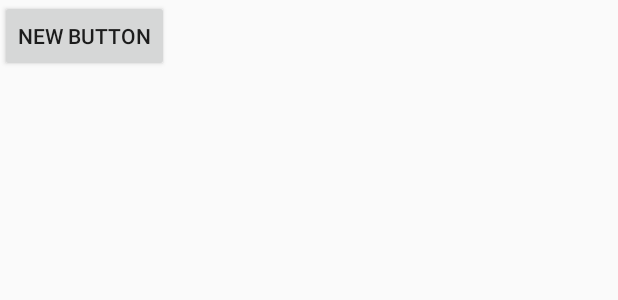
After one commit to AnguelSC/Proyecto-Cine-Android-2016, an Android app: the layout fragment_estrenos.xml on its own in the app's theme, with its tools: preview values and no code run, on a phone screen of 412 x 824 dp. The commit adds this screen. Shown: the top 300 px of the screen. Run offline under Robolectric (Android 15) with nearby library versions, the phone set to English and light mode, and no system bars.

Commit message:
Fragmentos

```diff
--- /dev/null
+++ b/Movies/app/src/main/res/layout/fragment_estrenos.xml
@@ -0,0 +1,11 @@
+<?xml version="1.0" encoding="utf-8"?>
+<LinearLayout xmlns:android="http://schemas.android.com/apk/res/android"
+    android:orientation="vertical" android:layout_width="match_parent"
+    android:layout_height="match_parent">
+
+    <Button
+        android:layout_width="wrap_content"
+        android:layout_height="wrap_content"
+        android:text="New Button"
+        android:id="@+id/button" />
+</LinearLayout>
```
Also changed, not shown: Movies/app/src/main/java/com/ceti/movies/Fragments/EstrenosFragment.java (added, +16 -0 lines), Movies/app/src/main/java/com/ceti/movies/MainActivity.java (+17 -3 lines).
